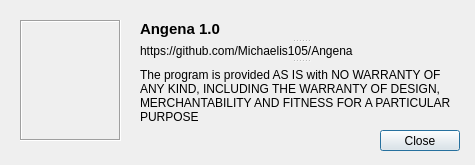
First picture: the form in src/dialogs/dialogabout.ui, repository Michaelis105/Angena, before the edit.
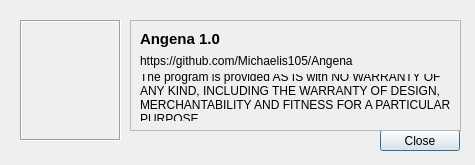
Second picture: the form after the edit. Icons and pictures are not drawn.

```diff
--- a/src/dialogs/dialogabout.ui
+++ b/src/dialogs/dialogabout.ui
@@ -69,18 +69,36 @@
     <bool>true</bool>
    </property>
   </widget>
-  <widget class="QSplitter" name="splitter">
+  <widget class="QPushButton" name="pushButtonClose">
    <property name="geometry">
     <rect>
-     <x>140</x>
-     <y>18</y>
-     <width>321</width>
+     <x>380</x>
+     <y>130</y>
+     <width>80</width>
+     <height>21</height>
+    </rect>
+   </property>
+   <property name="text">
+    <string>Close</string>
+   </property>
+  </widget>
+  <widget class="QFrame" name="frame">
+   <property name="geometry">
+    <rect>
+     <x>130</x>
+     <y>20</y>
+     <width>331</width>
      <height>111</height>
     </rect>
    </property>
-   <property name="orientation">
-    <enum>Qt::Vertical</enum>
+   <property name="frameShape">
+    <enum>QFrame::StyledPanel</enum>
    </property>
+   <property name="frameShadow">
+    <enum>QFrame::Raised</enum>
+   </property>
+   <layout class="QVBoxLayout" name="verticalLayout">
+    <item>
    <widget class="QLabel" name="progreanname_label">
     <property name="font">
      <font>
@@ -93,11 +111,15 @@
      <string>Angena 1.0</string>
     </property>
    </widget>
+    </item>
+    <item>
    <widget class="QLabel" name="website_label">
     <property name="text">
      <string>https://github.com/Michaelis105/Angena</string>
     </property>
    </widget>
+    </item>
+    <item>
    <widget class="QLabel" name="legal_label">
     <property name="text">
      <string>The program is provided AS IS with NO WARRANTY OF ANY KIND, INCLUDING THE WARRANTY OF DESIGN, MERCHANTABILITY AND FITNESS FOR A PARTICULAR PURPOSE</string>
@@ -106,19 +128,8 @@
      <bool>true</bool>
     </property>
    </widget>
-  </widget>
-  <widget class="QPushButton" name="pushButtonClose">
-   <property name="geometry">
-    <rect>
-     <x>380</x>
-     <y>130</y>
-     <width>80</width>
-     <height>21</height>
-    </rect>
-   </property>
-   <property name="text">
-    <string>Close</string>
-   </property>
+    </item>
+   </layout>
   </widget>
  </widget>
  <resources/>
```
Lines whose indentation alone changed are shown as unchanged.
